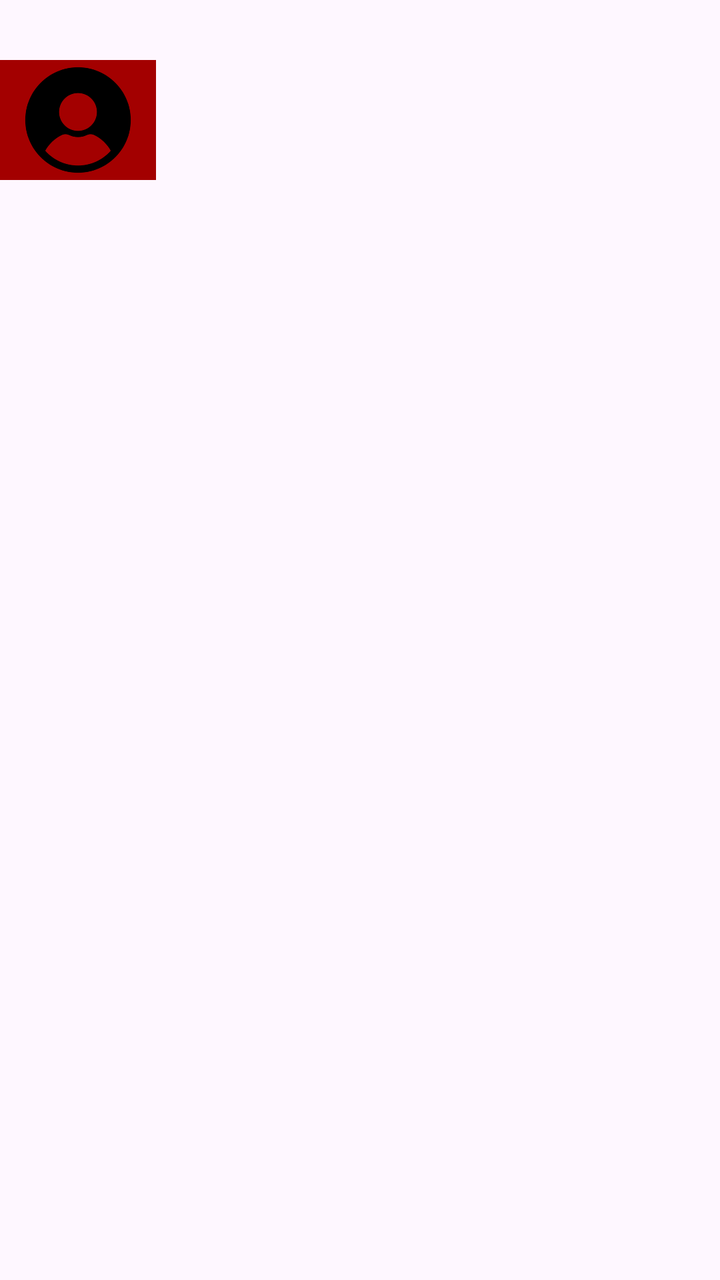
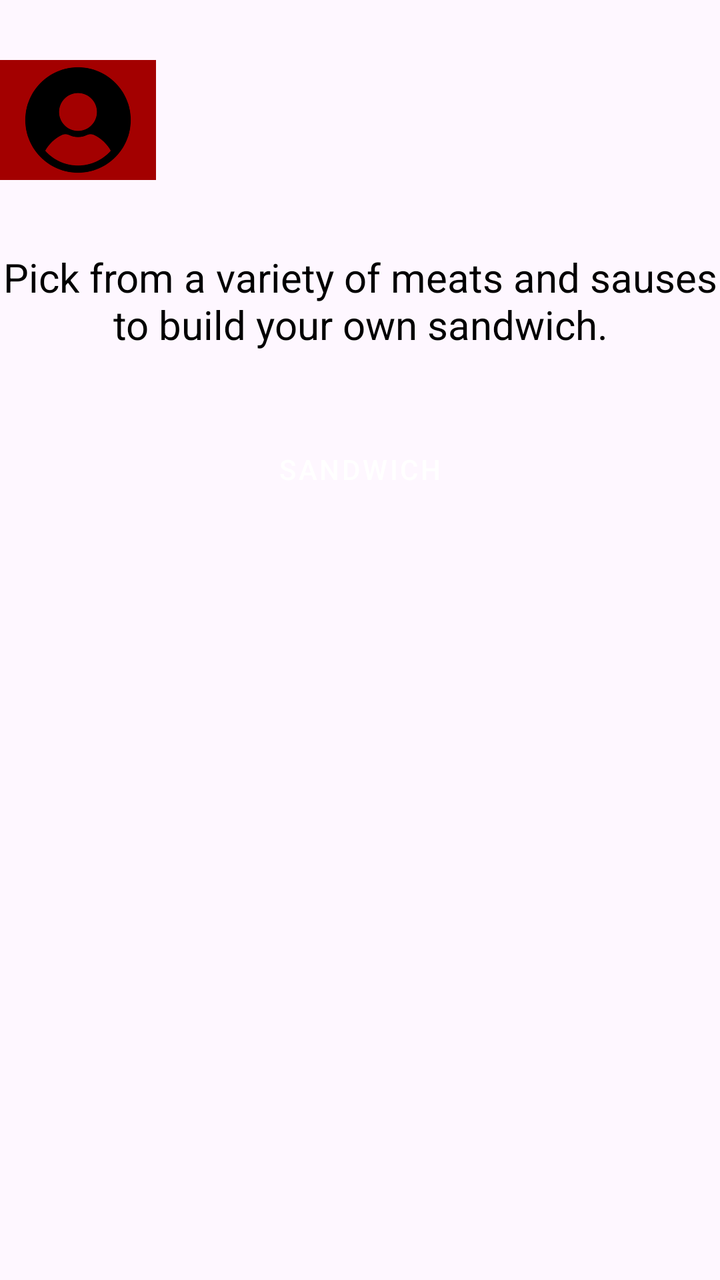

Before-and-after screenshots of an Android layout around one commit, followed by the original layout XML and the change that was made.
<!-- AndroidManifest.xml: application theme Theme.DonniesMeatsYeah -->
<!-- res/layout/activity_menu.xml -->
<LinearLayout android:layout_width="match_parent"
    android:layout_height="match_parent"
    xmlns:tools="http://schemas.android.com/tools"
    android:orientation="vertical"
    android:gravity="top"

    xmlns:android="http://schemas.android.com/apk/res/android">
    <View
        android:layout_width="match_parent"
        android:layout_height="30sp"/>

    <LinearLayout
        android:layout_width="match_parent"
        android:layout_height="60sp"
        android:gravity="left"
        android:orientation="horizontal">

        <ImageView
            android:layout_width="78dp"
            android:layout_height="match_parent"
            android:background="@color/red"
            android:contentDescription="Username logo"
            android:src="@drawable/usernamepic" />

        <TextView
            android:layout_width="wrap_content"
            android:layout_height="wrap_content"
            android:text=""
            android:textSize="43sp"
            android:textStyle="bold"
            android:id="@+id/usernametext"
            />




    </LinearLayout>




</LinearLayout>
<!-- resources referenced by this layout -->
<resources>
  <color name="red">#A30000</color>
  <!-- drawable usernamepic: png bitmap (drawable, 24784 bytes) -->
  <style name="Theme.DonniesMeatsYeah" parent="Base.Theme.DonniesMeatsYeah" />
  <style name="Base.Theme.DonniesMeatsYeah" parent="Theme.Material3.DayNight.NoActionBar">
          
          
      </style>
</resources>

<!-- the commit's change to res/layout/activity_menu.xml (unified diff, before → after) -->
@@ -31,12 +31,54 @@
             android:id="@+id/usernametext"
             />
 
+    </LinearLayout>
 
+        <ScrollView
+            android:layout_width="match_parent"
+            android:layout_height="wrap_content">
 
+            <LinearLayout
+                android:layout_width="match_parent"
+                android:layout_height="match_parent"
+                android:orientation="vertical">
 
-    </LinearLayout>
+                <View
+                    android:layout_width="match_parent"
+                    android:layout_height="35sp"/>
+
+                <TextView
+                    android:layout_width="wrap_content"
+                    android:layout_height="wrap_content"
+                    android:gravity="center"
+                    android:textColor="@color/black"
+                    android:text="Pick from a variety of meats and sauses to build your own sandwich."
+                    android:textSize="20sp"/>
+
+                <View
+                    android:layout_width="match_parent"
+                    android:layout_height="35sp"/>
+
+                <Button
+                    android:layout_width="wrap_content"
+                    android:layout_height="wrap_content"
+                    android:layout_gravity="center"
+                    android:gravity="center"
+                    android:text="SANDWICH"
+                    android:textColor="@color/white"
+                    android:backgroundTint="@color/red"
+                    style="@style/SquareButton"
+                    android:id="@+id/sandwichbut"/>
 
 
 
 
+            </LinearLayout>
+
+
+
+
+        </ScrollView>
+
+
+
 </LinearLayout>
<!-- resource entries referenced after the edit -->
@@ -1,7 +1,12 @@
 <!-- resources referenced by this layout -->
 <resources>
+  <color name="black">#FF000000</color>
   <color name="red">#A30000</color>
+  <color name="white">#FFFFFFFF</color>
   <!-- drawable usernamepic: png bitmap (drawable, 24784 bytes) -->
+  <style name="SquareButton" parent="Widget.MaterialComponents.Button">
+          <item name="cornerRadius">5dp</item>
+      </style>
   <style name="Theme.DonniesMeatsYeah" parent="Base.Theme.DonniesMeatsYeah" />
   <style name="Base.Theme.DonniesMeatsYeah" parent="Theme.Material3.DayNight.NoActionBar">
           
